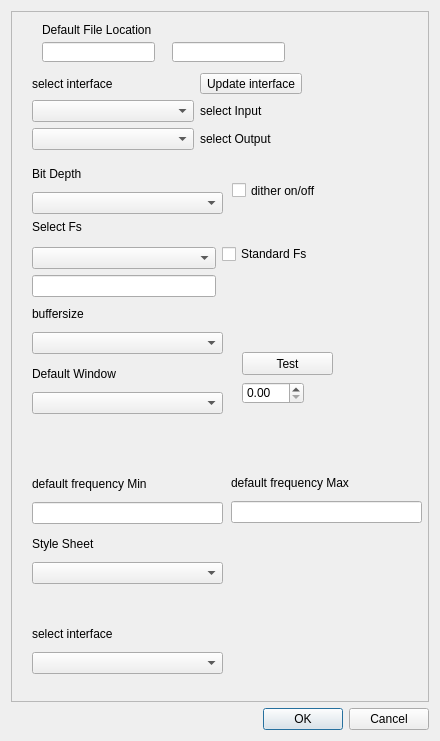
The window that ui/jBae-Meas_Pref_0_15.ui (Jee-Bee/Meas) describes before a commit, drawn with Qt 5.
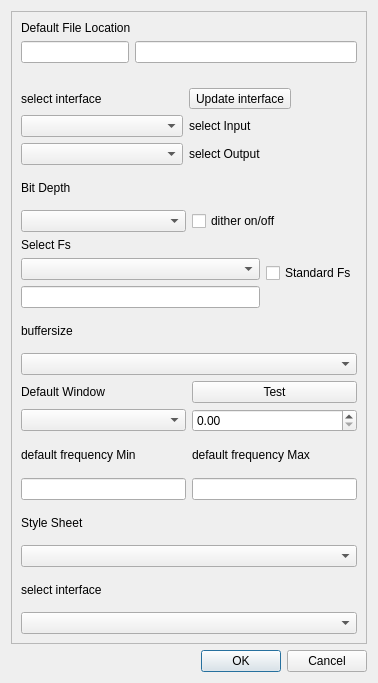
The same window after the commit.

Commit message: Fix layout small screen/ scaling

Diff of the .ui file:
```diff
--- a/ui/jBae-Meas_Pref_0_15.ui
+++ b/ui/jBae-Meas_Pref_0_15.ui
@@ -6,8 +6,8 @@
    <rect>
     <x>0</x>
     <y>0</y>
-    <width>440</width>
-    <height>741</height>
+    <width>378</width>
+    <height>683</height>
    </rect>
   </property>
   <property name="windowTitle">
@@ -27,52 +27,109 @@
        <rect>
         <x>0</x>
         <y>0</y>
-        <width>420</width>
-        <height>688</height>
+        <width>358</width>
+        <height>630</height>
        </rect>
       </property>
-      <widget class="QLineEdit" name="File_loc_box1">
-       <property name="geometry">
-        <rect>
-         <x>30</x>
-         <y>30</y>
-         <width>113</width>
-         <height>20</height>
-        </rect>
-       </property>
-      </widget>
-      <widget class="QLineEdit" name="File_loc_box2">
-       <property name="geometry">
-        <rect>
-         <x>160</x>
-         <y>30</y>
-         <width>113</width>
-         <height>20</height>
-        </rect>
-       </property>
-      </widget>
+      <layout class="QGridLayout" name="gridLayout">
+       <item row="0" column="0">
+        <layout class="QFormLayout" name="fileLayout">
+         <item row="0" column="0" colspan="2">
       <widget class="QLabel" name="File_loc">
-       <property name="geometry">
-        <rect>
-         <x>30</x>
-         <y>10</y>
-         <width>141</width>
-         <height>16</height>
-        </rect>
-       </property>
        <property name="text">
         <string>Default File Location</string>
        </property>
       </widget>
-      <widget class="QWidget" name="layoutWidget">
-       <property name="geometry">
-        <rect>
-         <x>20</x>
-         <y>200</y>
-         <width>281</width>
-         <height>85</height>
-        </rect>
-       </property>
+         </item>
+         <item row="1" column="0">
+          <widget class="QLineEdit" name="File_loc_box1"/>
+         </item>
+         <item row="1" column="1">
+          <widget class="QLineEdit" name="File_loc_box2"/>
+         </item>
+        </layout>
+       </item>
+       <item row="1" column="0">
+        <layout class="QFormLayout" name="interfaceLayout">
+         <item row="0" column="0">
+          <widget class="QLabel" name="interfaceSelLab">
+           <property name="text">
+            <string>select interface</string>
+           </property>
+          </widget>
+         </item>
+         <item row="0" column="1">
+          <widget class="QToolButton" name="interfaceUpdate">
+           <property name="text">
+            <string>Update interface</string>
+           </property>
+          </widget>
+         </item>
+         <item row="1" column="0">
+          <widget class="QComboBox" name="interfaceInput">
+           <property name="minimumSize">
+            <size>
+             <width>162</width>
+             <height>0</height>
+            </size>
+           </property>
+          </widget>
+         </item>
+         <item row="1" column="1">
+          <widget class="QLabel" name="interfaceInputLab">
+           <property name="text">
+            <string>select Input</string>
+           </property>
+          </widget>
+         </item>
+         <item row="2" column="0">
+          <widget class="QComboBox" name="interfaceOutput">
+           <property name="minimumSize">
+            <size>
+             <width>162</width>
+             <height>0</height>
+            </size>
+           </property>
+          </widget>
+         </item>
+         <item row="2" column="1">
+          <widget class="QLabel" name="interfaceOutputLab">
+           <property name="text">
+            <string>select Output</string>
+           </property>
+          </widget>
+         </item>
+        </layout>
+       </item>
+       <item row="2" column="0">
+        <layout class="QGridLayout" name="bitDepthLayout">
+         <item row="0" column="0">
+          <widget class="QLabel" name="bitDeptLab">
+           <property name="text">
+            <string>Bit Depth</string>
+           </property>
+          </widget>
+         </item>
+         <item row="1" column="0">
+          <widget class="QComboBox" name="bitDepth">
+           <property name="minimumSize">
+            <size>
+             <width>162</width>
+             <height>0</height>
+            </size>
+           </property>
+          </widget>
+         </item>
+         <item row="1" column="1">
+          <widget class="QCheckBox" name="bitDeptDither">
+           <property name="text">
+            <string>dither on/off</string>
+           </property>
+          </widget>
+         </item>
+        </layout>
+       </item>
+       <item row="3" column="0">
        <layout class="QGridLayout" name="fsLayout">
         <item row="0" column="0">
          <widget class="QLabel" name="fsSelLab">
@@ -102,120 +159,46 @@
          <widget class="QLineEdit" name="fsEdit"/>
         </item>
        </layout>
-      </widget>
-      <widget class="QWidget" name="layoutWidget_2">
-       <property name="geometry">
-        <rect>
-         <x>20</x>
-         <y>350</y>
-         <width>191</width>
-         <height>52</height>
-        </rect>
-       </property>
-       <layout class="QVBoxLayout" name="verticalLayout_5">
+       </item>
+       <item row="4" column="0">
+        <layout class="QVBoxLayout" name="buffSize">
+         <item>
+          <widget class="QLabel" name="buffSizeLab">
+           <property name="text">
+            <string>buffersize</string>
+           </property>
+          </widget>
+         </item>
         <item>
+          <widget class="QComboBox" name="buffSizeSel">
+           <property name="minimumSize">
+            <size>
+             <width>162</width>
+             <height>0</height>
+            </size>
+           </property>
+          </widget>
+         </item>
+        </layout>
+       </item>
+       <item row="5" column="0">
+        <layout class="QGridLayout" name="windowLayout">
+         <item row="0" column="0">
          <widget class="QLabel" name="windowLab">
           <property name="text">
            <string>Default Window</string>
           </property>
          </widget>
         </item>
-        <item>
-         <widget class="QComboBox" name="WindowSel">
-          <property name="minimumSize">
-           <size>
-            <width>162</width>
-            <height>0</height>
-           </size>
-          </property>
-         </widget>
-        </item>
-       </layout>
-      </widget>
-      <widget class="QCheckBox" name="bitDeptDither">
-       <property name="geometry">
-        <rect>
-         <x>220</x>
-         <y>170</y>
-         <width>101</width>
-         <height>17</height>
-        </rect>
-       </property>
-       <property name="text">
-        <string>dither on/off</string>
-       </property>
-      </widget>
-      <widget class="QWidget" name="layoutWidget_3">
-       <property name="geometry">
-        <rect>
-         <x>20</x>
-         <y>150</y>
-         <width>191</width>
-         <height>52</height>
-        </rect>
-       </property>
-       <layout class="QVBoxLayout" name="verticalLayout_6">
-        <item>
-         <widget class="QLabel" name="bitDeptLab">
-          <property name="text">
-           <string>Bit Depth</string>
-          </property>
-         </widget>
-        </item>
-        <item>
-         <widget class="QComboBox" name="bitDepth">
-          <property name="minimumSize">
-           <size>
-            <width>162</width>
-            <height>0</height>
-           </size>
-          </property>
-         </widget>
-        </item>
-       </layout>
-      </widget>
-      <widget class="QDoubleSpinBox" name="overlapPercent">
-       <property name="geometry">
-        <rect>
-         <x>230</x>
-         <y>370</y>
-         <width>62</width>
-         <height>22</height>
-        </rect>
-       </property>
-      </widget>
+         <item row="0" column="1">
       <widget class="QPushButton" name="OverlapTest">
-       <property name="geometry">
-        <rect>
-         <x>230</x>
-         <y>340</y>
-         <width>91</width>
-         <height>23</height>
-        </rect>
-       </property>
        <property name="text">
         <string>Test</string>
        </property>
       </widget>
-      <widget class="QWidget" name="layoutWidget">
-       <property name="geometry">
-        <rect>
-         <x>20</x>
-         <y>520</y>
-         <width>191</width>
-         <height>52</height>
-        </rect>
-       </property>
-       <layout class="QVBoxLayout" name="styleSheet">
-        <item>
-         <widget class="QLabel" name="styleSheetLab">
-          <property name="text">
-           <string>Style Sheet</string>
-          </property>
-         </widget>
-        </item>
-        <item>
-         <widget class="QComboBox" name="styleSheetSel">
+         </item>
+         <item row="1" column="0">
+          <widget class="QComboBox" name="WindowSel">
           <property name="minimumSize">
            <size>
             <width>162</width>
@@ -224,55 +207,28 @@
           </property>
          </widget>
         </item>
-       </layout>
-      </widget>
-      <widget class="QWidget" name="layoutWidget">
-       <property name="geometry">
-        <rect>
-         <x>219</x>
-         <y>459</y>
-         <width>191</width>
-         <height>52</height>
-        </rect>
-       </property>
-       <layout class="QVBoxLayout" name="defFreqMax">
-        <item>
-         <widget class="QLabel" name="defFreqMaxLab">
-          <property name="text">
-           <string>default frequency Max</string>
-          </property>
-         </widget>
-        </item>
-        <item>
-         <widget class="QLineEdit" name="defFreqMaxEdit">
-          <property name="minimumSize">
-           <size>
-            <width>162</width>
-            <height>0</height>
-           </size>
-          </property>
-         </widget>
-        </item>
-       </layout>
-      </widget>
-      <widget class="QWidget" name="layoutWidget">
-       <property name="geometry">
-        <rect>
-         <x>20</x>
-         <y>460</y>
-         <width>191</width>
-         <height>52</height>
-        </rect>
-       </property>
-       <layout class="QVBoxLayout" name="defFreqMin">
-        <item>
+         <item row="1" column="1">
+          <widget class="QDoubleSpinBox" name="overlapPercent"/>
+         </item>
+        </layout>
+       </item>
+       <item row="6" column="0">
+        <layout class="QGridLayout" name="defFreqLayout">
+         <item row="0" column="0">
          <widget class="QLabel" name="defFreqMinLab">
           <property name="text">
            <string>default frequency Min</string>
           </property>
          </widget>
         </item>
-        <item>
+         <item row="0" column="1">
+          <widget class="QLabel" name="defFreqMaxLab">
+           <property name="text">
+            <string>default frequency Max</string>
+           </property>
+          </widget>
+         </item>
+         <item row="1" column="0">
          <widget class="QLineEdit" name="defFreqMinEdit">
           <property name="minimumSize">
            <size>
@@ -285,80 +241,8 @@
           </property>
          </widget>
         </item>
-       </layout>
-      </widget>
-      <widget class="QWidget" name="layoutWidget">
-       <property name="geometry">
-        <rect>
-         <x>20</x>
-         <y>290</y>
-         <width>191</width>
-         <height>52</height>
-        </rect>
-       </property>
-       <layout class="QVBoxLayout" name="buffSize">
-        <item>
-         <widget class="QLabel" name="buffSizeLab">
-          <property name="text">
-           <string>buffersize</string>
-          </property>
-         </widget>
-        </item>
-        <item>
-         <widget class="QComboBox" name="buffSizeSel">
-          <property name="minimumSize">
-           <size>
-            <width>162</width>
-            <height>0</height>
-           </size>
-          </property>
-         </widget>
-        </item>
-       </layout>
-      </widget>
-      <widget class="QWidget" name="layoutWidget">
-       <property name="geometry">
-        <rect>
-         <x>20</x>
-         <y>61</y>
-         <width>295</width>
-         <height>93</height>
-        </rect>
-       </property>
-       <layout class="QFormLayout" name="interfaceLayout">
-        <item row="0" column="0">
-         <widget class="QLabel" name="interfaceSelLab">
-          <property name="text">
-           <string>select interface</string>
-          </property>
-         </widget>
-        </item>
-        <item row="0" column="1">
-         <widget class="QToolButton" name="interfaceUpdate">
-          <property name="text">
-           <string>Update interface</string>
-          </property>
-         </widget>
-        </item>
-        <item row="1" column="0">
-         <widget class="QComboBox" name="interfaceInput">
-          <property name="minimumSize">
-           <size>
-            <width>162</width>
-            <height>0</height>
-           </size>
-          </property>
-         </widget>
-        </item>
         <item row="1" column="1">
-         <widget class="QLabel" name="interfaceInputLab">
-          <property name="text">
-           <string>select Input</string>
-          </property>
-         </widget>
-        </item>
-        <item row="2" column="0">
-         <widget class="QComboBox" name="interfaceOutput">
+          <widget class="QLineEdit" name="defFreqMaxEdit">
           <property name="minimumSize">
            <size>
             <width>162</width>
@@ -367,24 +251,30 @@
           </property>
          </widget>
         </item>
-        <item row="2" column="1">
-         <widget class="QLabel" name="interfaceOutputLab">
+        </layout>
+       </item>
+       <item row="7" column="0">
+        <layout class="QVBoxLayout" name="styleSheet">
+         <item>
+          <widget class="QLabel" name="styleSheetLab">
           <property name="text">
-           <string>select Output</string>
+            <string>Style Sheet</string>
           </property>
          </widget>
         </item>
-       </layout>
-      </widget>
-      <widget class="QWidget" name="layoutWidget_4">
-       <property name="geometry">
-        <rect>
-         <x>20</x>
-         <y>610</y>
-         <width>191</width>
-         <height>52</height>
-        </rect>
-       </property>
+         <item>
+          <widget class="QComboBox" name="styleSheetSel">
+           <property name="minimumSize">
+            <size>
+             <width>162</width>
+             <height>0</height>
+            </size>
+           </property>
+          </widget>
+         </item>
+        </layout>
+       </item>
+       <item row="8" column="0">
        <layout class="QVBoxLayout" name="verticalLayout_7">
         <item>
          <widget class="QLabel" name="label_8">
@@ -404,7 +294,8 @@
          </widget>
         </item>
        </layout>
-      </widget>
+       </item>
+      </layout>
      </widget>
     </widget>
    </item>
```
Left out of the diff: 1 changed line with no effect on the pictures. Lines whose indentation alone changed are shown as unchanged. The commit also changes 1 other file.
